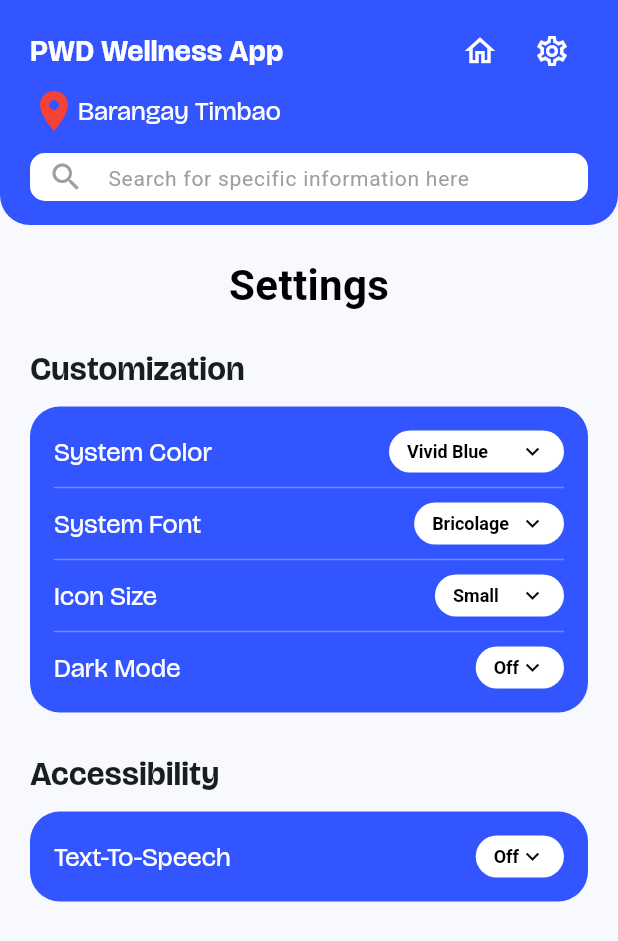
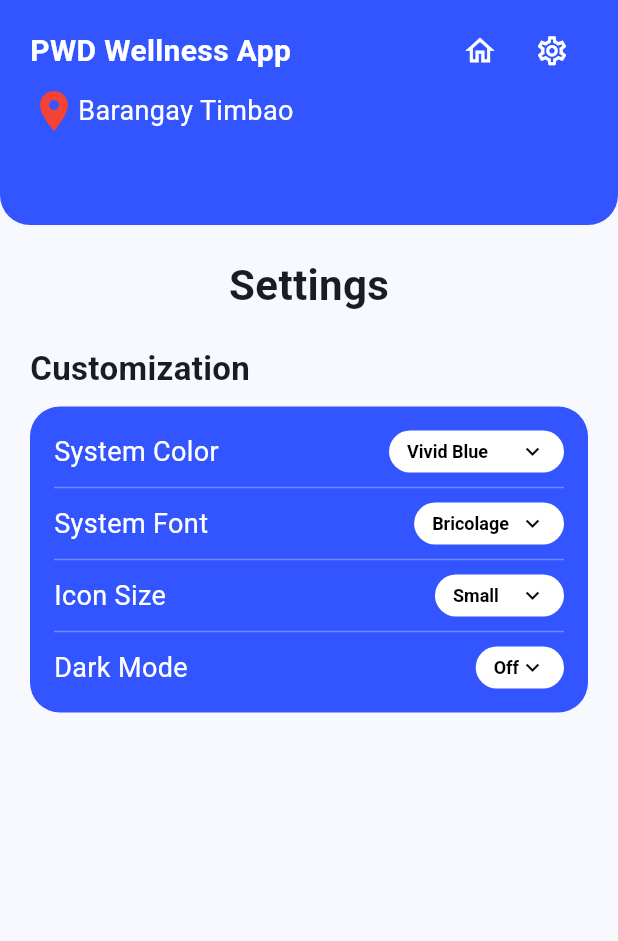
Before and after one commit to NBZion/NSTPPWDApp, a Flutter app: the screen it shows after launch, after a tap on "Learn About Disabilities", after a tap on "Psychosocial", after a tap on the "settings" icon, on a phone screen of 412 x 824 dp. Shown: the top 941 px of the screen. Run offline on Flutter 3.47's test engine with Material 3 defaults, Android fonts, the phone set to English and light mode, and no system bars; our stand-ins replace shared_preferences.

Commit message:
fix: removed search bar, added save data on settings

```diff
--- a/lib/main.dart
+++ b/lib/main.dart
@@ -17,7 +17,10 @@
 import 'screens/SeparateDisabilities/Psychosocial.dart';
 import 'screens/SeparateDisabilities/Visual.dart';
 
-void main() {
+void main() async {
+  WidgetsFlutterBinding.ensureInitialized();
+
+  await globalSettings.loadSettings(); // load saved user data
   runApp(const MyApp());
 }
 
@@ -32,10 +35,22 @@
       builder: (context, child) {
         return MaterialApp(
           debugShowCheckedModeBanner: false,
-          title: 'Flutter',
+          title: 'PWD Wellness App',
+          themeMode: globalSettings.selectedDarkMode == 'On'
+              ? ThemeMode.dark
+              : ThemeMode.light,
           theme: ThemeData(
             colorScheme: ColorScheme.fromSeed(seedColor: Colors.blue),
             useMaterial3: true,
+            brightness: Brightness.light,
+          ),
+          darkTheme: ThemeData(
+            useMaterial3: true,
+            brightness: Brightness.dark,
+            colorScheme: ColorScheme.fromSeed(
+              seedColor: globalSettings.themeColor,
+              brightness: Brightness.dark,
+            ),
           ),
           initialRoute: '/MainScreen',
           routes: {
--- a/lib/screens/DisabilitiesTab.dart
+++ b/lib/screens/DisabilitiesTab.dart
@@ -91,7 +91,7 @@
                   const SizedBox(height: 12),
 
                   // Search Bar
-                  Container(
+                  /*Container(
                     height: 32,
                     decoration: BoxDecoration(
                       color: Colors.white,
@@ -106,7 +106,7 @@
                         contentPadding: EdgeInsets.symmetric(vertical: 10),
                       ),
                     ),
-                  ),
+                  ),*/
                 ],
               ),
             ),
--- a/lib/screens/MainScreen.dart
+++ b/lib/screens/MainScreen.dart
@@ -96,7 +96,7 @@
                   const SizedBox(height: 12),
 
                   // Search Bar
-                  Container(
+                  /*Container(
                     height: 32,
                     decoration: BoxDecoration(
                       color: Colors.white,
@@ -111,7 +111,7 @@
                         contentPadding: EdgeInsets.symmetric(vertical: 10),
                       ),
                     ),
-                  ),
+                  ),*/
                 ],
               ),
             ),
--- a/lib/screens/SeparateDisability.dart
+++ b/lib/screens/SeparateDisability.dart
@@ -56,7 +56,7 @@
                             onPressed: () {
                               Navigator.pushReplacementNamed(context, '/MainScreen');
                             },
-                            icon: Icon(Icons.home_outlined),
+                            icon: Icon(Icons.home_outlined, size: globalSettings.iconSizeMultiplier + 5,),
                             color: Colors.white,
                           ),
 
@@ -67,6 +67,7 @@
                             icon: Icon(
                               Icons.settings_outlined,
                               color: Colors.white,
+                              size: globalSettings.iconSizeMultiplier + 5,
                             ),
                           ),
                         ],
@@ -91,7 +92,7 @@
                   const SizedBox(height: 12),
 
                   // Search Bar
-                  Container(
+                  /*Container(
                     height: 32,
                     decoration: BoxDecoration(
                       color: Colors.white,
@@ -106,7 +107,7 @@
                         contentPadding: EdgeInsets.symmetric(vertical: 10),
                       ),
                     ),
-                  ),
+                  ),*/
                 ],
               ),
             ),
--- a/lib/screens/Settings.dart
+++ b/lib/screens/Settings.dart
@@ -60,7 +60,7 @@
                             onPressed: () {
                               Navigator.pushReplacementNamed(context, '/MainScreen');
                             },
-                            icon: Icon(Icons.home_outlined),
+                            icon: Icon(Icons.home_outlined, size: globalSettings.iconSizeMultiplier + 5,),
                             color: Colors.white,
                           ),
 
@@ -69,6 +69,7 @@
                             icon: Icon(
                               Icons.settings_outlined,
                               color: Colors.white,
+                              size: globalSettings.iconSizeMultiplier + 5,
                             ),
                           ),
                         ],
@@ -97,7 +98,7 @@
                   const SizedBox(height: 12),
 
                   // Search Bar
-                  Container(
+                  /*Container(
                     height: 32,
                     decoration: BoxDecoration(
                       color: Colors.white,
@@ -112,7 +113,7 @@
                         contentPadding: EdgeInsets.symmetric(vertical: 10),
                       ),
                     ),
-                  ),
+                  ),*/
                 ],
               ),
             ),
@@ -132,7 +133,7 @@
                 style: TextStyle(
                   fontSize: 28,
                   fontWeight: FontWeight.bold,
-                  color: Colors.black,
+                  // color: Colors.black,
                 ),
               ),
             ),
@@ -205,7 +206,7 @@
             const SizedBox(height: 25),
 
             // 2. Accessibility Section
-            Text(
+            /*Text(
               "Accessibility",
               style: TextStyle(
                 fontSize: 22,
@@ -232,7 +233,7 @@
                   ),
                 ],
               ),
-            ),
+            ),*/
           ],
         ),
       ),
--- a/lib/utils/app_settings.dart
+++ b/lib/utils/app_settings.dart
@@ -1,10 +1,22 @@
 import 'package:flutter/material.dart';
+import 'package:shared_preferences/shared_preferences.dart';
 
 class AppSettings extends ChangeNotifier {
   String selectedColor = 'Vivid Blue';
   String selectedFont = 'Bricolage';
   String selectedIconSize = 'Small';
   String selectedDarkMode = 'Off';
+
+  Future<void> loadSettings() async {
+    final prefs = await SharedPreferences.getInstance();
+
+    selectedColor = prefs.getString('theme_color') ?? 'Vivid Blue';
+    selectedFont = prefs.getString('theme_font') ?? 'Roboto';
+    selectedIconSize = prefs.getString('icon_size') ?? 'Medium';
+    selectedDarkMode = prefs.getString('dark_mode') ?? 'Off';
+
+    notifyListeners(); // Refresh the app with loaded settings
+  }
 
   Color get themeColor {
     switch(selectedColor) {
@@ -24,24 +36,32 @@
     }
   }
 
-  void updateColor(String newColor) {
+  void updateColor(String newColor) async {
     selectedColor = newColor;
     notifyListeners();
+    final prefs = await SharedPreferences.getInstance();
+    await prefs.setString('theme_color', newColor);
   }
 
-  void updateFont(String newFont) {
+  void updateFont(String newFont) async {
     selectedFont = newFont;
     notifyListeners();
+    final prefs = await SharedPreferences.getInstance();
+    await prefs.setString('theme_font', newFont);
   }
 
-  void updateIconSize(String newSize) {
+  void updateIconSize(String newSize) async {
     selectedIconSize = newSize;
     notifyListeners();
+    final prefs = await SharedPreferences.getInstance();
+    await prefs.setString('icon_size', newSize);
   }
 
-  void updateDarkMode(String newMode) {
+  void updateDarkMode(String newMode) async {
     selectedDarkMode = newMode;
     notifyListeners();
+    final prefs = await SharedPreferences.getInstance();
+    await prefs.setString('dark_mode', newMode);
   }
 
 }
--- a/pubspec.yaml
+++ b/pubspec.yaml
@@ -35,6 +35,7 @@
   # Use with the CupertinoIcons class for iOS style icons.
   cupertino_icons: ^1.0.8
   url_launcher: ^6.3.2
+  shared_preferences: ^2.5.5
 
 dev_dependencies:
   flutter_test:
```
Also changed, not shown: lib/screens/GovernmentTab.dart (+4 -5 lines), lib/screens/PWDRights.dart (+5 -4 lines), lib/screens/PWDTimbao.dart (+5 -5 lines), pubspec.lock, 1 other file.
